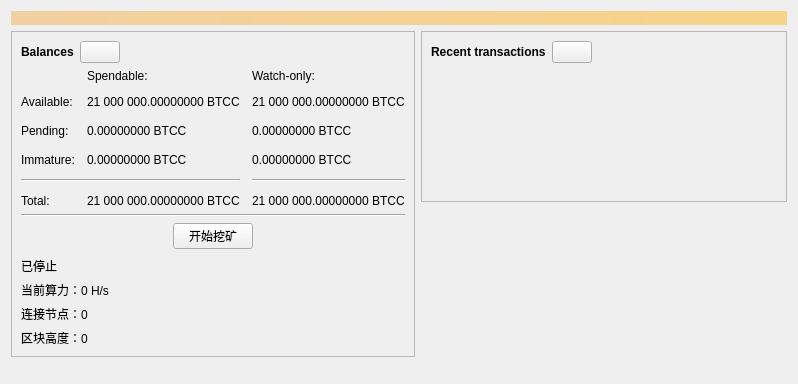
This is src/qt/forms/overviewpage.ui in debugworking/Bitcoin-Classic as Qt 5 draws it before an edit. The edited form follows.
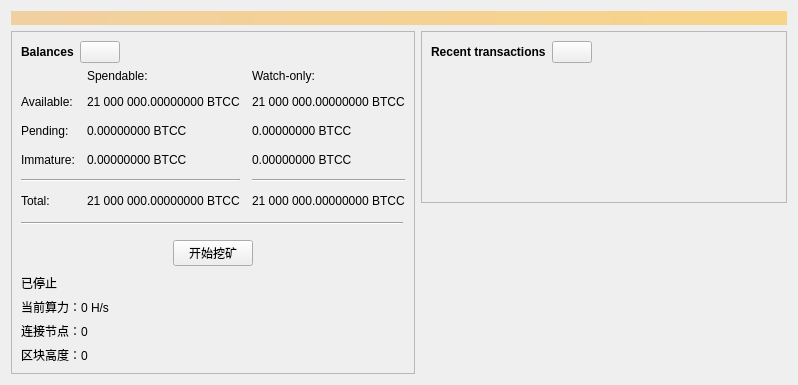
This is the edited form. Icons and pictures are not drawn. Custom widgets are drawn as their Qt base class.

Commit message: disable osslsigncode test

The edit to the form file:
```diff
--- a/src/qt/forms/overviewpage.ui
+++ b/src/qt/forms/overviewpage.ui
@@ -364,6 +364,22 @@
               </property>
              </widget>
             </item>
+            <item>
+             <spacer name="line_after_total_right_spacer">
+              <property name="orientation">
+               <enum>Qt::Horizontal</enum>
+              </property>
+              <property name="sizeType">
+               <enum>QSizePolicy::Fixed</enum>
+              </property>
+              <property name="sizeHint" stdset="0">
+               <size>
+                <width>2</width>
+                <height>20</height>
+               </size>
+              </property>
+             </spacer>
+            </item>
            </layout>
           </item>
           <item>
```
The commit also changes 1 other file.
